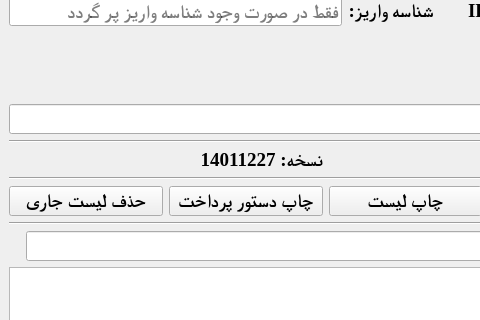
Above: mainwindow.ui from ahmadbabayi/QtBmipaya before the change; both pictures show x 0 to 480 and y 142 to 462 of the 971 by 700 pixel window. Below: the same form after it.
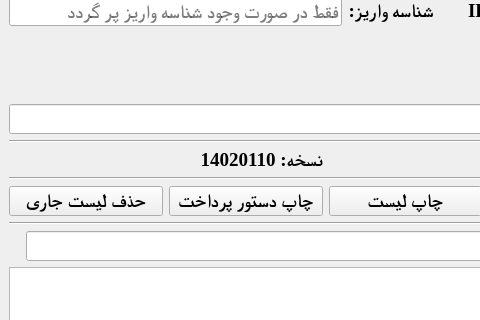
That is the form after the change.

```diff
--- a/mainwindow.ui
+++ b/mainwindow.ui
@@ -264,7 +264,7 @@
          <enum>Qt::RightToLeft</enum>
         </property>
         <property name="text">
-         <string>نسخه: 14011227</string>
+         <string>نسخه: 14020110</string>
         </property>
        </widget>
       </item>
```
